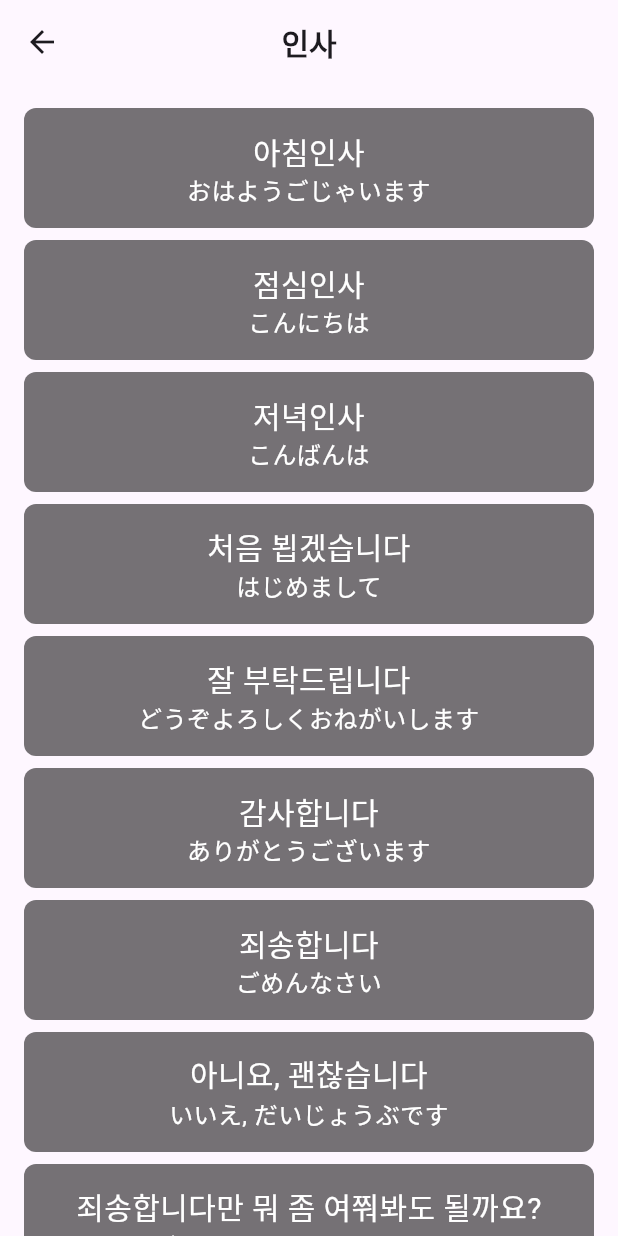
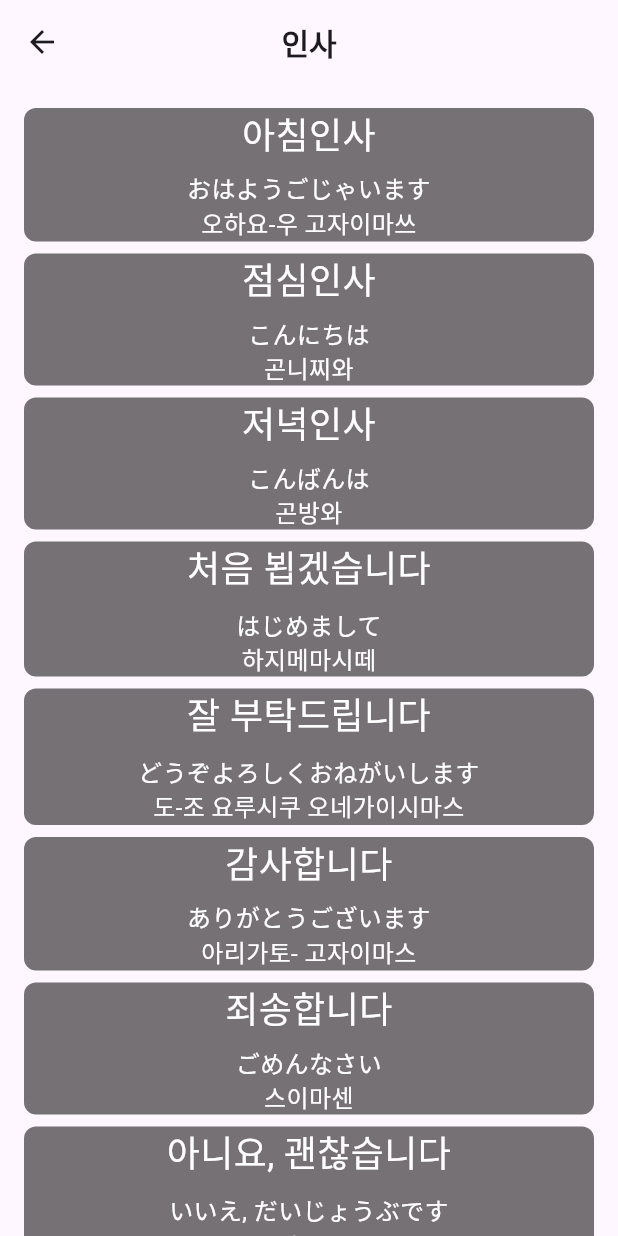
Before and after one commit to chanbeenkim/easyJapanese, a Flutter app: the HelloPage screen opened directly, on a phone screen of 412 x 824 dp. Run offline on Flutter 3.47's test engine with Material 3 defaults, Android fonts, the phone set to English and light mode, and no system bars; our stand-ins replace audioplayers, flutter_riverpod; Roboto replaces fonts that are missing (MinSans).

Commit message:
👁️view: jCard UI 및 음성 자막 추가

```diff
--- a/lib/view/category/hello_page.dart
+++ b/lib/view/category/hello_page.dart
@@ -13,89 +13,113 @@ class HelloPage extends ConsumerWidget {
       {
         'audio': 'sounds/greetings/hi_morning.mp3',
         'title': '아침인사',
-        'subTitle': 'おはようごじゃいます'
+        'subTitle': '오하요-우 고자이마쓰',
+        'jTitle': 'おはようごじゃいます'
       },
       {
         'audio': 'sounds/greetings/hi_afternoon.mp3',
         'title': '점심인사',
-        'subTitle': 'こんにちは'
+        'subTitle': '곤니찌와',
+        'jTitle': 'こんにちは'
       },
       {
         'audio': 'sounds/greetings/hi_evening.mp3',
         'title': '저녁인사',
-        'subTitle': 'こんばんは'
+        'subTitle': '곤방와',
+        'jTitle': 'こんばんは'
       },
 
       {
         'audio': 'sounds/greetings/nice_to_meet_you.mp3',
         'title': '처음 뵙겠습니다',
-        'subTitle': 'はじめまして'
+        'subTitle': '하지메마시떼',
+        'jTitle': 'はじめまして'
       },
       {
         'audio': 'sounds/greetings/nice_to_meet_you_again.mp3',
         'title': '잘 부탁드립니다',
-        'subTitle': 'どうぞよろしくおねがいします'
+        'subTitle': '도-조 요루시쿠 오네가이시마스',
+        'jTitle': 'どうぞよろしくおねがいします'
       },
 
       {
         'audio': 'sounds/greetings/thank_you.mp3',
         'title': '감사합니다',
-        'subTitle': 'ありがとうございます'
+        'subTitle': '아리가토- 고자이마스',
+        'jTitle': 'ありがとうございます'
       },
       {
         'audio': 'sounds/greetings/sorry.mp3',
         'title': '죄송합니다',
-        'subTitle': 'ごめんなさい'
+        'subTitle': '스이마센',
+        'jTitle': 'ごめんなさい'
       },
       {
         'audio': 'sounds/greetings/no_thank_you.mp3',
         'title': '아니요, 괜찮습니다',
-        'subTitle': 'いいえ, だいじょうぶです'
+        'subTitle': '이이에, 다이조-부데스',
+        'jTitle': 'いいえ, だいじょうぶです'
       },
 
       {
         'audio': 'sounds/greetings/sorry_may_i_ask.mp3',
         'title': '죄송합니다만 뭐 좀 여쭤봐도 될까요?',
-        'subTitle': 'すみませんが、ちょっとお聞きしてもいいですか？'
+        'subTitle': '스미마센가 찌욧또 오키키시테모 이이테스카?',
+        'jTitle': 'すみませんが、ちょっとお聞きしてもいいですか？'
       },
       {
         'audio': 'sounds/greetings/eat_well_before.mp3',
         'title': '잘 먹겠습니다',
-        'subTitle': 'いただきます'
+        'subTitle': '이따다키마쓰',
+        'jTitle': 'いただきます'
       },
       {
         'audio': 'sounds/greetings/eat_well_after.mp3',
         'title': '잘 먹었습니다',
-        'subTitle': 'ごちそうさまでした'
+        'subTitle': '고찌소우사마 데시따',
+        'jTitle': 'ごちそうさまでした'
       },
       {
         'audio': 'sounds/greetings/wait_a_moment.mp3',
         'title': '잠시 기다려주세요',
-        'subTitle': 'ちょっと まってください'
+        'subTitle': '찌욧또 맛데꾸다사이',
+        'jTitle': 'ちょっと まってください'
       },
 
       {
         'audio': 'sounds/greetings/cant_speak_japanese.mp3',
         'title': '일본어 할 줄 몰라요',
-        'subTitle': '日本語は話せません'
+        'subTitle': '니홍고와 하나세마셍',
+        'jTitle': '日本語は話せません'
       },
 
       {
         'audio': 'sounds/greetings/slow_please.mp3',
         'title': '천천히 부탁합니다',
-        'subTitle': 'ゆっくりお願いします'
+        'subTitle': '윳쿠리 오네가이시마스',
+        'jTitle': 'ゆっくりお願いします'
       },
-      {'audio': 'sounds/greetings/yes.mp3', 'title': '네', 'subTitle': 'はい'},
-      {'audio': 'sounds/greetings/no.mp3', 'title': '아니오', 'subTitle': 'いいえ'},
+      {
+        'audio': 'sounds/greetings/yes.mp3',
+        'title': '네',
+        'subTitle': '하이',
+        'jTitle': 'はい'
+      },
+      {
+        'audio': 'sounds/greetings/no.mp3',
+        'title': '아니오',
+        'subTitle': '이-에',
+        'jTitle': 'いいえ'
+      },
       // {
       //   'audio': 'sounds/greetings/where_is_it.mp3',
       //   'title': '어디에 있습니까?',
-      //   'subTitle': 'どこにありますか？'
+      //   'jTitle': 'どこにありますか？'
       // },
       // {
       //   'audio': 'sounds/greetings/where_is_here.mp3',
       //   'title': '여기는 어디입니까?',
-      //   'subTitle': 'ここはどこですか？'
+      //   'jTitle': 'ここはどこですか？'
       // },
     ];
 
@@ -123,6 +147,7 @@ class HelloPage extends ConsumerWidget {
                       japaneseAudio: greeting['audio']!,
                       title: greeting['title']!,
                       subTitle: greeting['subTitle']!,
+                      jTitle: greeting['jTitle']!,
                       audioPlayer: audioPlayer,
                     ),
                     const SizedBox(height: 8),
--- a/lib/view/category/hotel_page.dart
+++ b/lib/view/category/hotel_page.dart
@@ -13,62 +13,74 @@ class HotelPage extends ConsumerWidget {
       {
         'audio': 'sounds/hotel/check_in_please.mp3',
         'title': '체크인 부탁드립니다',
-        'subTitle': 'チェックインをお願いします'
+        'subTitle': '체크인 오네가이시마스',
+        'jTitle': 'チェックインをお願いします'
       },
       {
         'audio': 'sounds/hotel/check_out_please.mp3',
         'title': '체크아웃 부탁드립니다',
-        'subTitle': 'チェックアウトをお願いします'
+        'subTitle': '체크아웃 오네가이시마스',
+        'jTitle': 'チェックアウトをお願いします'
       },
       {
         'audio': 'sounds/hotel/can_i_leave_my_luggage.mp3',
         'title': '체크인 전에 짐을 맡아줄 수 있나요?',
-        'subTitle': 'チェックイン前に荷物を預かってもらえますか？'
+        'subTitle': '체크인 마에니 니모츠오 아즈캇테 모라에마스카?',
+        'jTitle': 'チェックイン前に荷物を預かってもらえますか？'
       },
       {
         'audio': 'sounds/hotel/is_there_a_room.mp3',
         'title': '빈 방 있나요?',
-        'subTitle': '空き部屋はありますか？'
+        'subTitle': '아키베야와 아리마스카?',
+        'jTitle': '空き部屋はありますか？'
       },
       {
         'audio': 'sounds/hotel/is_there_a_better_room.mp3',
         'title': '좀 더 좋은 방 없나요?',
-        'subTitle': 'もっといい部屋はありませんか?'
+        'subTitle': '못또 이이 헤야와 아리마셍까?',
+        'jTitle': 'もっといい部屋はありませんか?'
       },
       {
         'audio': 'sounds/hotel/view_is_good_room_please.mp3',
         'title': '전망이 좋은 방으로 부탁드립니다',
-        'subTitle': '眺めのいい部屋をお願いします'
+        'subTitle': '나가메노 이이 헤야오 오네가이시마스',
+        'jTitle': '眺めのいい部屋をお願いします'
       },
       {
         'audio': 'sounds/hotel/what_is_the_accommodation_fee.mp3',
         'title': '숙박 요금은 얼마인가요?',
-        'subTitle': '宿泊料金はいくらですか?'
+        'subTitle': '슈큐하쿠료-킹와 이쿠라데스까?',
+        'jTitle': '宿泊料金はいくらですか?'
       },
       {
         'audio': 'sounds/hotel/what_is_this_fee.mp3',
         'title': '이건 무슨 요금인가요?',
-        'subTitle': 'これは何の料金ですか？'
+        'subTitle': '코레와 난노 료-킨데스카?',
+        'jTitle': 'これは何の料金ですか？'
       },
       {
         'audio': 'sounds/hotel/what_time_is_breakfast.mp3',
         'title': '조식은 몇시인가요?',
-        'subTitle': '朝食は何時ですか?'
+        'subTitle': '쵸-쇼쿠와 난지데스카?',
+        'jTitle': '朝食は何時ですか?'
       },
       {
         'audio': 'sounds/hotel/is_there_a_wifi.mp3',
         'title': '와이파이 있나요?',
-        'subTitle': 'ワイパイはありますか?'
+        'subTitle': '와이파이와 아리마스카?',
+        'jTitle': 'ワイパイはありますか?'
       },
       {
         'audio': 'sounds/hotel/is_there_a_map.mp3',
         'title': '지도 있나요?',
-        'subTitle': '地図はありますか？'
+        'subTitle': '치즈와 아리마스카?',
+        'jTitle': '地図はありますか？'
       },
       {
         'audio': 'sounds/hotel/is_there_a_good_restaurant.mp3',
         'title': '근처에 괜찮은 식당 있나요?',
-        'subTitle': '近くにいい飲食店はありますか？'
+        'subTitle': '치카쿠니 이이 인쇼쿠텐와 아리마스카?',
+        'jTitle': '近くにいい飲食店はありますか？'
       },
     ];
 
@@ -96,6 +108,7 @@ class HotelPage extends ConsumerWidget {
                       japaneseAudio: greeting['audio']!,
                       title: greeting['title']!,
                       subTitle: greeting['subTitle']!,
+                      jTitle: greeting['jTitle']!,
                       audioPlayer: audioPlayer,
                     ),
                     const SizedBox(height: 8),
--- a/lib/view/widgets/japanese_card_widget.dart
+++ b/lib/view/widgets/japanese_card_widget.dart
@@ -5,6 +5,7 @@ class JapaneseCardWidget extends StatelessWidget {
   final String japaneseAudio;
   final String title;
   final String subTitle;
+  final String jTitle;
   final AudioPlayer audioPlayer;
 
   const JapaneseCardWidget({
@@ -12,6 +13,7 @@ class JapaneseCardWidget extends StatelessWidget {
     required this.japaneseAudio,
     required this.title,
     required this.subTitle,
+    required this.jTitle,
     required this.audioPlayer,
   });
 
@@ -25,7 +27,6 @@ class JapaneseCardWidget extends StatelessWidget {
     return InkWell(
       onTap: _playAudio,
       child: Ink(
-        height: 80,
         width: MediaQuery.of(context).size.width,
         decoration: BoxDecoration(
           color: Colors.black54,
@@ -38,7 +39,20 @@ class JapaneseCardWidget extends StatelessWidget {
               title,
               textAlign: TextAlign.center,
               style: const TextStyle(
-                fontSize: 20,
+                fontSize: 24,
+                color: Colors.white,
+                fontWeight: FontWeight.w400,
+                fontFamily: 'MinSans',
+              ),
+            ),
+            const SizedBox(
+              height: 8,
+            ),
+            Text(
+              jTitle,
+              textAlign: TextAlign.center,
+              style: const TextStyle(
+                fontSize: 16,
                 color: Colors.white,
                 fontWeight: FontWeight.w400,
                 fontFamily: 'MinSans',
```
